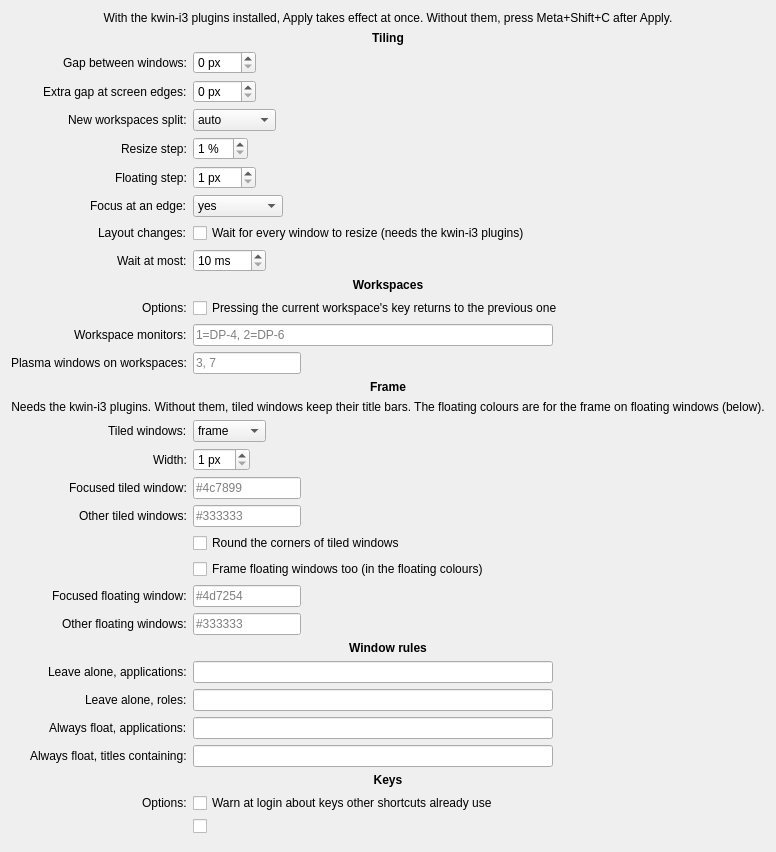
Old version of the form package/contents/ui/config.ui in the repository grandpaul2/kwin-i3.
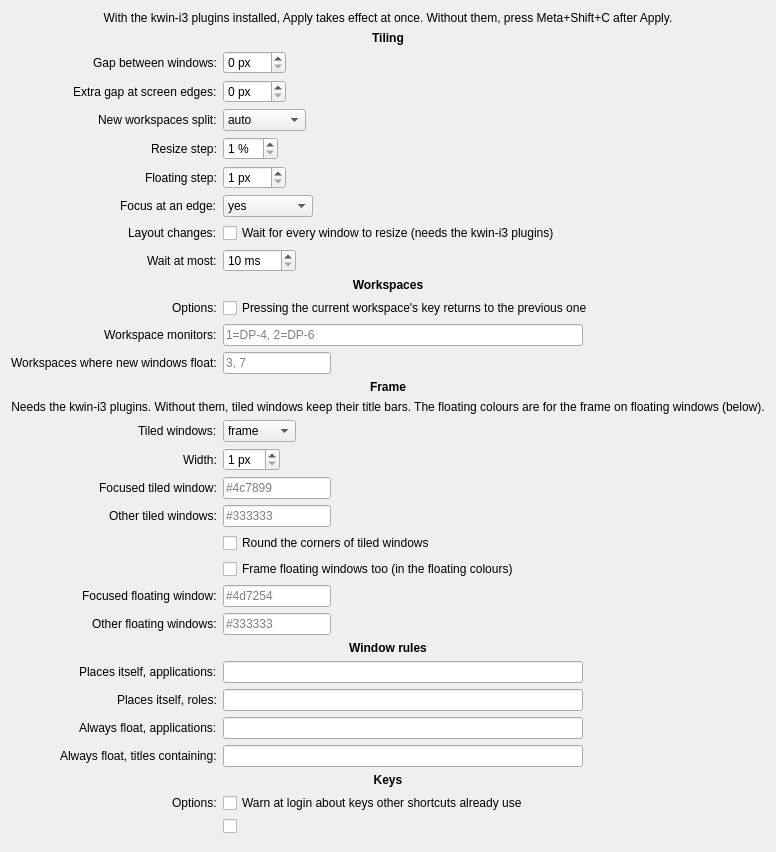
New version of the form.

Commit message:
Window words: tiled, floating, places itself (docs/spec-window-words.md)
"Leave alone" was not true (those windows still live on a workspace and
lose the keyboard to a focus key) and "Plasma windows" named a look as a
mode. The settings page, the cog's form, the README and the docs now use
the three words; 76 finds the list by its new name. make unit, 37 and 76
green; the main page and both sub-pages checked on screenshots.

```diff
--- a/package/contents/ui/config.ui
+++ b/package/contents/ui/config.ui
@@ -336,7 +336,7 @@
      <item row="12" column="0">
       <widget class="QLabel" name="floatingWorkspacesLabel">
        <property name="text">
-        <string>Plasma windows on workspaces:</string>
+        <string>Workspaces where new windows float:</string>
        </property>
        <property name="buddy">
         <cstring>kcfg_floatingWorkspaces</cstring>
@@ -542,7 +542,7 @@
      <item row="24" column="0">
       <widget class="QLabel" name="ignoreClassLabel">
        <property name="text">
-        <string>Leave alone, applications:</string>
+        <string>Places itself, applications:</string>
        </property>
        <property name="buddy">
         <cstring>kcfg_ignoreClass</cstring>
@@ -565,7 +565,7 @@
      <item row="25" column="0">
       <widget class="QLabel" name="ignoreRoleLabel">
        <property name="text">
-        <string>Leave alone, roles:</string>
+        <string>Places itself, roles:</string>
        </property>
        <property name="buddy">
         <cstring>kcfg_ignoreRole</cstring>
```
Left out of the diff: 4 changed lines with no effect on the pictures. The commit also changes 11 other files.
